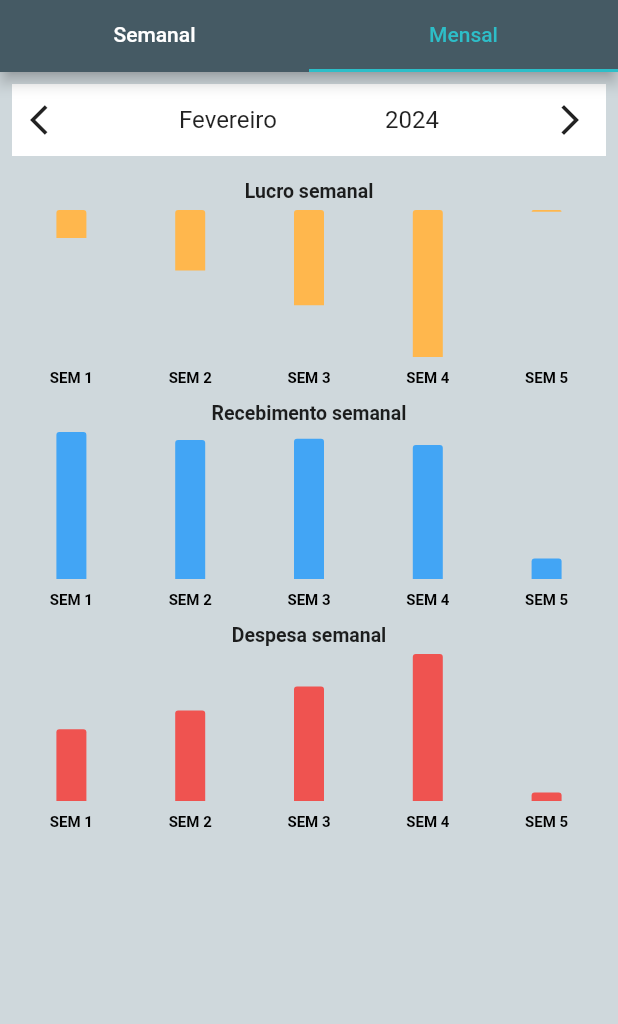
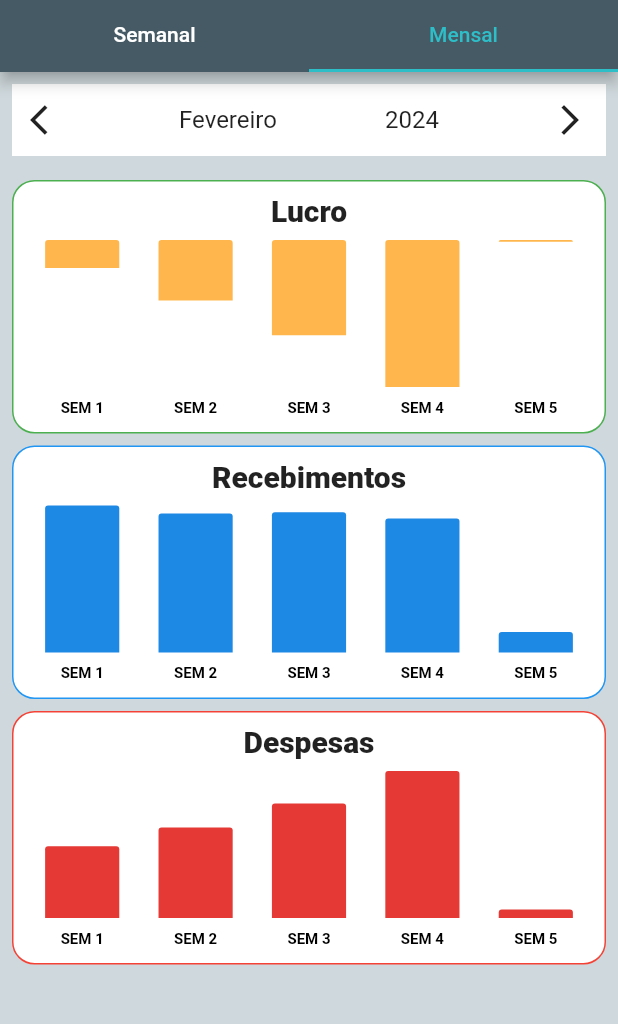
Before and after one commit to MoraesDev1/drive_ease, a Flutter app: the ReportPage screen opened directly, tab 2 chosen, on a phone screen of 412 x 824 dp, the part 96-1120 px from its top. Run offline on Flutter 3.47's test engine with Material 3 defaults, Android fonts, the phone set to English and light mode, and no system bars; drawn by our look-alikes of fl_chart; our stand-ins replace sqflite; accounts and stored records are empty.

Commit message:
formatacao grafico mes

```diff
--- a/driveease_v1/lib/Widgets/Graphics/report_graphic_mes_widget.dart
+++ b/driveease_v1/lib/Widgets/Graphics/report_graphic_mes_widget.dart
@@ -1,6 +1,7 @@
 import 'package:driveease_v1/Database/LocalDatabase/mediator.dart';
 import 'package:driveease_v1/Model/corrida.dart';
 import 'package:driveease_v1/Model/servico.dart';
+import 'package:driveease_v1/Utils/colors_utils.dart';
 import 'package:flutter/material.dart';
 import 'package:fl_chart/fl_chart.dart';
 
@@ -134,16 +135,26 @@ class BarChartMes extends StatelessWidget {
       padding: const EdgeInsets.all(8.0),
       child: Column(
         crossAxisAlignment: CrossAxisAlignment.center,
-        mainAxisAlignment: MainAxisAlignment.start,
+        mainAxisAlignment: MainAxisAlignment.center,
         children: [
-          Column(
+          Container(
+            decoration: BoxDecoration(
+              color: UtilsColors.corFundoPadraoWidgets,
+              border: Border.all(color: Colors.green),
+              borderRadius: BorderRadius.circular(15),
+            ),
+            padding: const EdgeInsets.all(8),
+            child: Column(
               children: [
                 const Text(
-                'Lucro semanal',
-                style: TextStyle(fontWeight: FontWeight.bold, fontSize: 13),
+                  'Lucro',
+                  style: TextStyle(
+                    fontWeight: FontWeight.w900,
+                    fontSize: 20,
+                  ),
                 ),
                 const SizedBox(
-                height: 5,
+                  height: 8,
                 ),
                 SizedBox(
                   height: 120,
@@ -152,7 +163,8 @@ class BarChartMes extends StatelessWidget {
                       titlesData: const FlTitlesData(
                         show: true,
                         leftTitles: AxisTitles(
-                            sideTitles: SideTitles(showTitles: false)),
+                          sideTitles: SideTitles(showTitles: false),
+                        ),
                         rightTitles: AxisTitles(
                           sideTitles: SideTitles(showTitles: false),
                         ),
@@ -162,7 +174,9 @@ class BarChartMes extends StatelessWidget {
                         bottomTitles: AxisTitles(
                           sideTitles: SideTitles(
                               showTitles: true,
-                                getTitlesWidget: diasDaSemanaLucro))),
+                              getTitlesWidget: diasDaSemanaLucro),
+                        ),
+                      ),
                       gridData: const FlGridData(show: false),
                       borderData: FlBorderData(show: false),
                       alignment: BarChartAlignment.spaceAround,
@@ -170,37 +184,53 @@ class BarChartMes extends StatelessWidget {
                       barGroups: lucroMes
                           .asMap()
                           .entries
-                        .map((entry) => BarChartGroupData(
+                          .map(
+                            (entry) => BarChartGroupData(
                               x: entry.key,
                               barRods: [
                                 BarChartRodData(
-                                    width: 20,
+                                  width:
+                                      MediaQuery.sizeOf(context).width * 0.12,
                                   toY: entry.value,
                                   color: entry.value < 0
                                       ? Colors.orange[300]
                                       : Colors.green[400],
                                   borderRadius: const BorderRadius.only(
                                     topRight: Radius.circular(2),
-                                        topLeft: Radius.circular(2))),
+                                    topLeft: Radius.circular(2),
+                                  ),
+                                ),
                               ],
-                            ))
+                            ),
+                          )
                           .toList(),
                     ),
                   ),
                 ),
               ],
             ),
+          ),
           const SizedBox(
             height: 8,
           ),
-          Column(
+          Container(
+            decoration: BoxDecoration(
+              color: UtilsColors.corFundoPadraoWidgets,
+              border: Border.all(color: Colors.blue),
+              borderRadius: BorderRadius.circular(15),
+            ),
+            padding: const EdgeInsets.all(8),
+            child: Column(
               children: [
                 const Text(
-                'Recebimento semanal',
-                style: TextStyle(fontWeight: FontWeight.bold, fontSize: 13),
+                  'Recebimentos',
+                  style: TextStyle(
+                    fontWeight: FontWeight.w900,
+                    fontSize: 20,
+                  ),
                 ),
                 const SizedBox(
-                height: 5,
+                  height: 8,
                 ),
                 SizedBox(
                   height: 120,
@@ -232,12 +262,15 @@ class BarChartMes extends StatelessWidget {
                                 x: entry.key,
                                 barRods: [
                                   BarChartRodData(
-                                    width: 20,
+                                    width:
+                                        MediaQuery.sizeOf(context).width * 0.12,
                                     toY: entry.value,
-                                    color: Colors.blue[400],
+                                    color: Colors.blue[600],
                                     borderRadius: const BorderRadius.only(
                                       topRight: Radius.circular(2),
-                                        topLeft: Radius.circular(2))),
+                                      topLeft: Radius.circular(2),
+                                    ),
+                                  ),
                                 ],
                               ))
                           .toList(),
@@ -246,18 +279,29 @@ class BarChartMes extends StatelessWidget {
                 ),
               ],
             ),
+          ),
           const SizedBox(
             height: 8,
           ),
-          Column(
+          Container(
+            decoration: BoxDecoration(
+              color: UtilsColors.corFundoPadraoWidgets,
+              border: Border.all(color: Colors.red),
+              borderRadius: BorderRadius.circular(15),
+            ),
+            padding: const EdgeInsets.all(8),
+            child: Column(
               children: [
                 const Text(
                   textAlign: TextAlign.start,
-                'Despesa semanal',
-                style: TextStyle(fontWeight: FontWeight.bold, fontSize: 13),
+                  'Despesas',
+                  style: TextStyle(
+                    fontWeight: FontWeight.w900,
+                    fontSize: 20,
+                  ),
                 ),
                 const SizedBox(
-                height: 5,
+                  height: 8,
                 ),
                 SizedBox(
                   height: 120,
@@ -289,9 +333,10 @@ class BarChartMes extends StatelessWidget {
                                 x: entry.key,
                                 barRods: [
                                   BarChartRodData(
-                                    width: 20,
+                                      width: MediaQuery.sizeOf(context).width *
+                                          0.12,
                                       toY: entry.value,
-                                    color: Colors.red[400],
+                                      color: Colors.red[600],
                                       borderRadius: const BorderRadius.only(
                                           topRight: Radius.circular(2),
                                           topLeft: Radius.circular(2))),
@@ -302,6 +347,7 @@ class BarChartMes extends StatelessWidget {
                   ),
                 ),
               ],
+            ),
           ),
         ],
       ),
```
Lines whose indentation alone changed are shown as unchanged.
